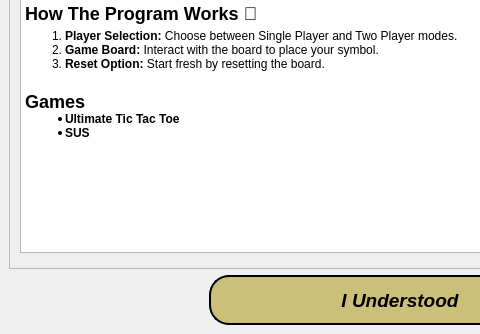
First picture: the form in forms/helpwindow.ui, repository Mohammed-3tef/Tic_Tac_Masterpiece_GUI, before the edit; both pictures show x 0 to 480 and y 266 to 600 of the 800 by 600 pixel window.
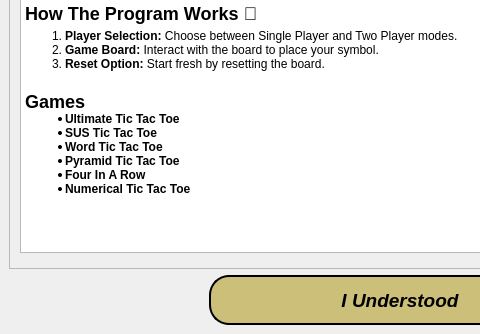
Second picture: the form after the edit. Icons and pictures are not drawn.

The edit to the form file:
```diff
--- a/forms/helpwindow.ui
+++ b/forms/helpwindow.ui
@@ -64,8 +64,8 @@
         <rect>
          <x>0</x>
          <y>0</y>
-         <width>776</width>
-         <height>455</height>
+         <width>780</width>
+         <height>471</height>
         </rect>
        </property>
        <widget class="QTextBrowser" name="textBrowser">
@@ -101,7 +101,11 @@
 &lt;p style=&quot; margin-top:20px; margin-bottom:0px; margin-left:0px; margin-right:0px; -qt-block-indent:0; text-indent:0px;&quot;&gt;&lt;span style=&quot; font-size:x-large; font-weight:700;&quot;&gt;Games &lt;/span&gt;&lt;/p&gt;
 &lt;ul style=&quot;margin-top: 0px; margin-bottom: 0px; margin-left: 0px; margin-right: 0px; -qt-list-indent: 1;&quot;&gt;
 &lt;li style=&quot; margin-top:0px; margin-bottom:0px; margin-left:0px; margin-right:0px; -qt-block-indent:0; text-indent:0px;&quot;&gt;&lt;span style=&quot; font-weight:700;&quot;&gt;Ultimate Tic Tac Toe&lt;/span&gt; &lt;/li&gt;
-&lt;li style=&quot; margin-top:0px; margin-bottom:0px; margin-left:0px; margin-right:0px; -qt-block-indent:0; text-indent:0px;&quot;&gt;&lt;span style=&quot; font-weight:700;&quot;&gt;SUS&lt;/span&gt;   &lt;/li&gt;&lt;/ul&gt;&lt;/body&gt;&lt;/html&gt;</string>
+&lt;li style=&quot; margin-top:0px; margin-bottom:0px; margin-left:0px; margin-right:0px; -qt-block-indent:0; text-indent:0px;&quot;&gt;&lt;span style=&quot; font-weight:700;&quot;&gt;SUS Tic Tac Toe&lt;/span&gt;   &lt;/li&gt;
+&lt;li style=&quot; margin-top:0px; margin-bottom:0px; margin-left:0px; margin-right:0px; -qt-block-indent:0; text-indent:0px;&quot;&gt;&lt;span style=&quot; font-weight:700;&quot;&gt;Word Tic Tac Toe&lt;/span&gt;   &lt;/li&gt;
+&lt;li style=&quot; margin-top:0px; margin-bottom:0px; margin-left:0px; margin-right:0px; -qt-block-indent:0; text-indent:0px;&quot;&gt;&lt;span style=&quot; font-weight:700;&quot;&gt;Pyramid Tic Tac Toe&lt;/span&gt;   &lt;/li&gt;
+&lt;li style=&quot; margin-top:0px; margin-bottom:0px; margin-left:0px; margin-right:0px; -qt-block-indent:0; text-indent:0px;&quot;&gt;&lt;span style=&quot; font-weight:700;&quot;&gt;Four In A Row&lt;/span&gt;   &lt;/li&gt;
+&lt;li style=&quot; margin-top:0px; margin-bottom:0px; margin-left:0px; margin-right:0px; -qt-block-indent:0; text-indent:0px;&quot;&gt;&lt;span style=&quot; font-weight:700;&quot;&gt;Numerical Tic Tac Toe&lt;/span&gt;   &lt;/li&gt;&lt;/ul&gt;&lt;/body&gt;&lt;/html&gt;</string>
         </property>
        </widget>
       </widget>
```
